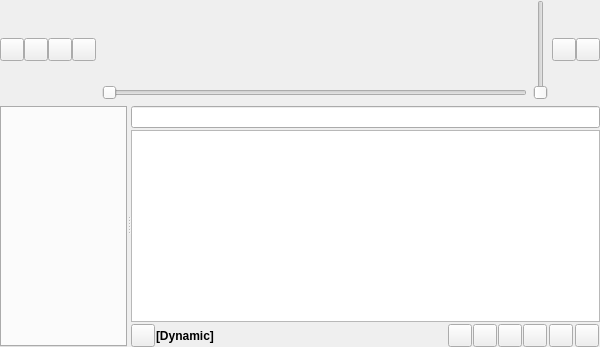
CDrummond/cantata, file gui/mainwindow.ui: the form before one commit.
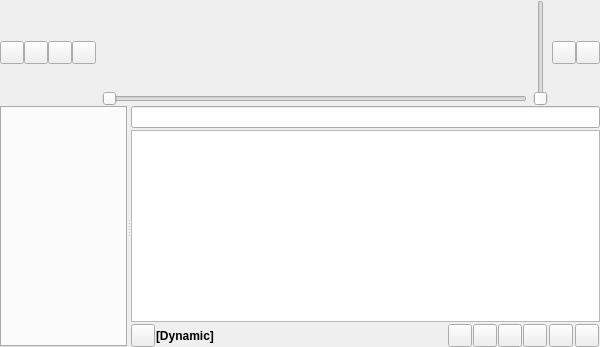
The form after the commit. Custom widgets are drawn as their Qt base class.

Commit message: Remove space between toolbar and views.

Patch:
```diff
--- a/gui/mainwindow.ui
+++ b/gui/mainwindow.ui
@@ -212,22 +212,6 @@
         <property name="bottomMargin">
          <number>0</number>
         </property>
-        <item>
-         <spacer name="tabWidgetSpacer">
-          <property name="orientation">
-           <enum>Qt::Vertical</enum>
-          </property>
-          <property name="sizeType">
-           <enum>QSizePolicy::Fixed</enum>
-          </property>
-          <property name="sizeHint" stdset="0">
-           <size>
-            <width>6</width>
-            <height>6</height>
-           </size>
-          </property>
-         </spacer>
-        </item>
         <item>
          <widget class="FancyTabWidget" name="tabWidget">
           <property name="minimumSize">
@@ -263,22 +247,6 @@
         <property name="bottomMargin">
          <number>0</number>
         </property>
-        <item>
-         <spacer name="playQueueSpacer">
-          <property name="orientation">
-           <enum>Qt::Vertical</enum>
-          </property>
-          <property name="sizeType">
-           <enum>QSizePolicy::Fixed</enum>
-          </property>
-          <property name="sizeHint" stdset="0">
-           <size>
-            <width>6</width>
-            <height>6</height>
-           </size>
-          </property>
-         </spacer>
-        </item>
         <item>
          <widget class="SearchWidget" name="playQueueSearchWidget"/>
         </item>
```
The commit also changes 2 other files.
